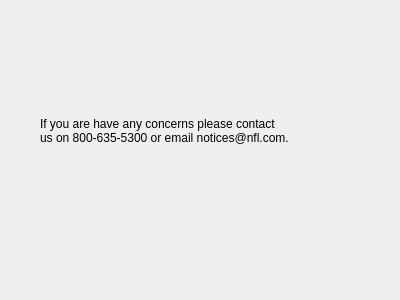
This is contact.ui in Ling2251/CS1C-NFL_Porject as Qt 5 draws it before an edit. The edited form follows.
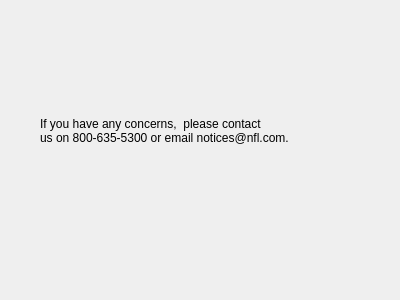
This is the edited form.

Commit message: Updated Contact Us and Help Buttons.

The edit to the form file:
```diff
--- a/contact.ui
+++ b/contact.ui
@@ -36,7 +36,7 @@
     </rect>
    </property>
    <property name="text">
-    <string>If you are have any concerns please contact 
+    <string>If you have any concerns,  please contact 
 us on 800-635-5300 or email notices@nfl.com. </string>
    </property>
   </widget>
```
The commit also changes 3 other files.
